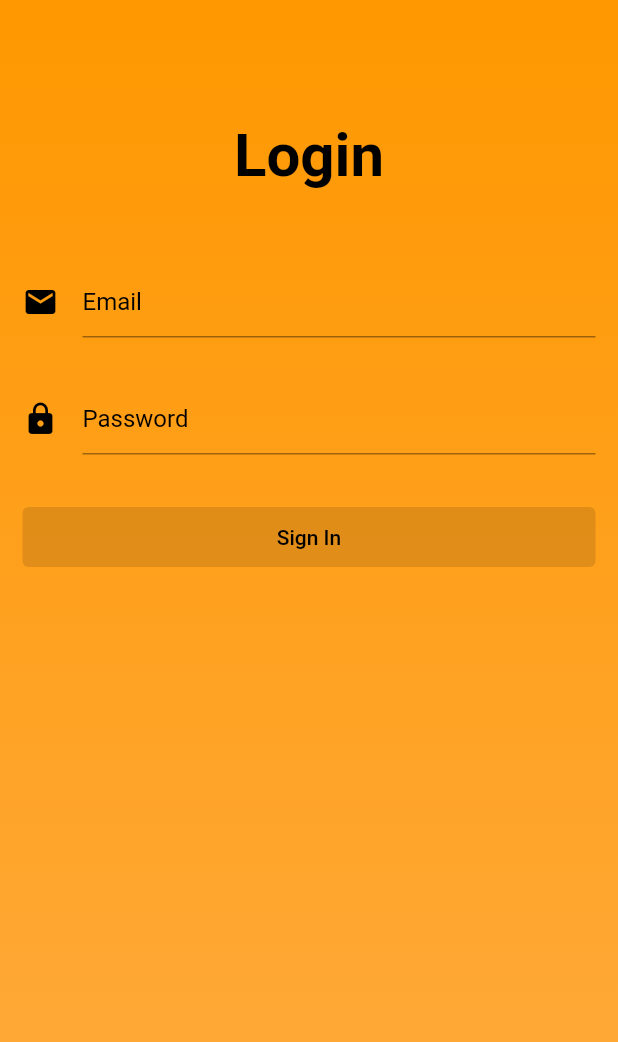
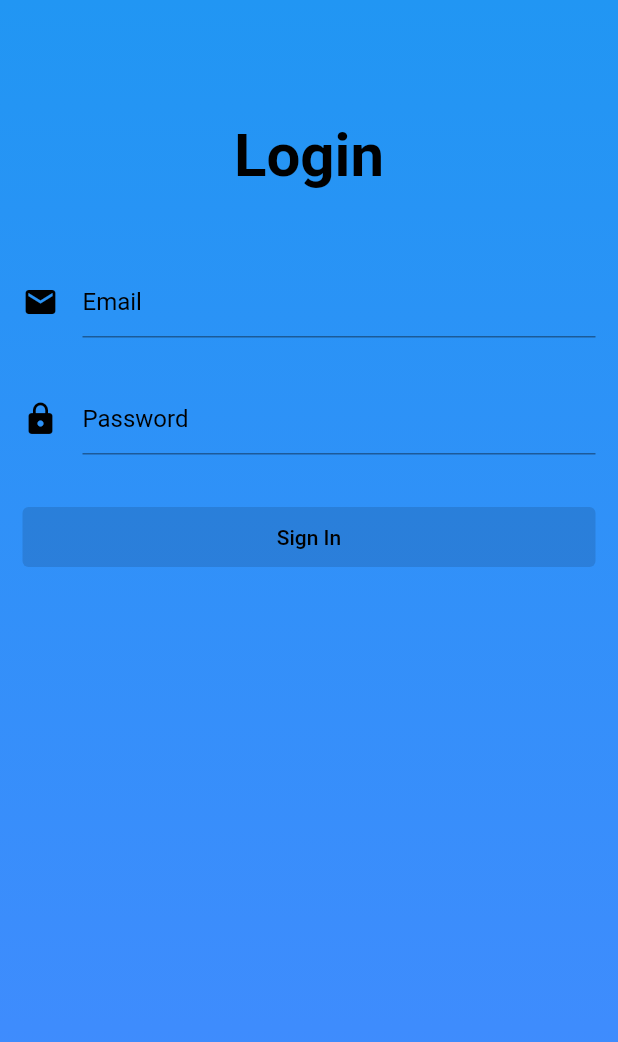
Before and after one commit to PradeepTheDeveloper/login_page_http_shared_preference, a Flutter app: the screen it shows after launch, on a phone screen of 412 x 824 dp. Shown: the top 1042 px of the screen. Run offline on Flutter 3.47's test engine with Material 2 defaults, Android fonts, the phone set to English and light mode, and no system bars; our stand-ins replace shared_preferences.

Commit message:
Color_update

```diff
--- a/lib/login.dart
+++ b/lib/login.dart
@@ -27,7 +27,7 @@ class _LoginPageState extends State<LoginPage> {
       body: Container(
         decoration: const BoxDecoration(
           gradient: LinearGradient(
-              colors: [Colors.orange, Colors.orangeAccent],
+              colors: [Colors.blue, Colors.blueAccent],
               begin: Alignment.topCenter,
               end: Alignment.bottomCenter),
         ),
```
